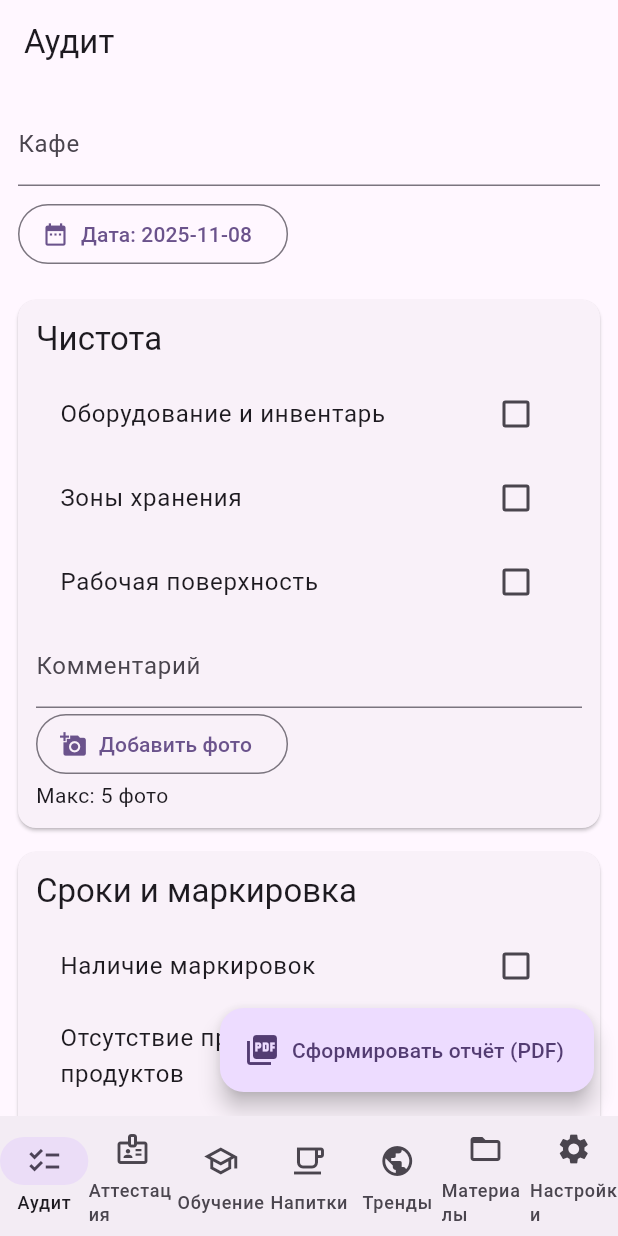
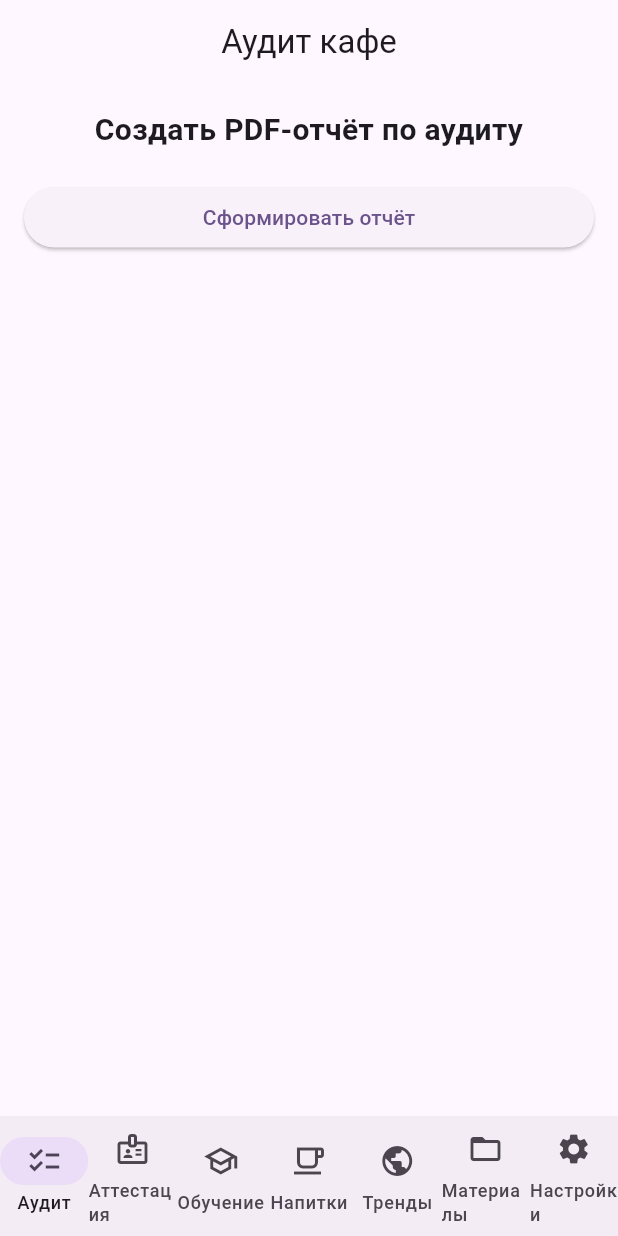
Before and after one commit to sapronov81-ctrl/appforme, a Flutter app: the AuditPage screen opened by its route, on a phone screen of 412 x 824 dp. Run offline on Flutter 3.47's test engine with Material 3 defaults, Android fonts, the phone set to English and light mode, and no system bars; our stand-ins replace go_router, image_picker.

Commit message:
Update audit_page.dart

```diff
--- a/lib/features/audit/audit_page.dart
+++ b/lib/features/audit/audit_page.dart
@@ -1,8 +1,7 @@
 import 'dart:io';
 import 'package:flutter/material.dart';
-import '../../widgets/section_card.dart';
-import '../../widgets/photo_uploader.dart';
-import '../../core/services/pdf_service.dart';
+import 'package:path_provider/path_provider.dart';
+import 'package:barista_pro/core/services/pdf_service.dart';
 
 class AuditPage extends StatefulWidget {
   const AuditPage({super.key});
@@ -12,126 +11,87 @@ class AuditPage extends StatefulWidget {
 }
 
 class _AuditPageState extends State<AuditPage> {
-  final _formKey = GlobalKey<FormState>();
-  final _cafe = TextEditingController();
-  DateTime _date = DateTime.now();
+  // Пример данных аудита
+  final Map<String, dynamic> data = {
+    'Кафе': 'Coffee Lab Downtown',
+    'Дата': DateTime.now().toString().split(' ').first,
+    'Проверил': 'Иван Петров',
+  };
 
-  bool eqClean = false, storageClean = false, surfaceClean = false;
-  String? cleanComment; List<String> cleanPhotos = [];
+  // Фото по категориям
+  final List<File> cleanPhotos = [];
+  final List<File> expiryPhotos = [];
+  final List<File> drinkPhotos = [];
 
-  bool labelsOk = false, noExpired = false, fifoOk = false;
-  String? expComment; List<String> expPhotos = [];
-
-  bool uniform = false, politeness = false, speed = false, standards = false, workplace = false;
-  String? stdComment; List<String> stdPhotos = [];
-
-  final _ground = TextEditingController();
-  final _time = TextEditingController();
-  final _out = TextEditingController();
-  String? espressoComment;
-
-  final _drinkName = TextEditingController();
-  final _drinkVol = TextEditingController();
-  bool dVol=false, dVis=false, dTaste=false, dTemp=false; String? dComment; List<String> dPhotos = [];
-
-  Future<void> _makePdf() async {
-    final data = <String, dynamic>{
-      'Кафе': _cafe.text,
-      'Дата проверки': _date,
-      'Чистота': 'Оборудование:${eqClean?1:0}, Хранение:${storageClean?1:0}, Поверхность:${surfaceClean?1:0}. Комментарий:${cleanComment??''}',
-      'Сроки/маркировка': 'Маркировки:${labelsOk?1:0}, Просрочка:${noExpired?1:0}, FIFO:${fifoOk?1:0}. Комментарий:${expComment??''}',
-      'Стандарты работы': 'Форма:${uniform?1:0}, Вежливость:${politeness?1:0}, Скорость:${speed?1:0}, Стандарты:${standards?1:0}, Организация:${workplace?1:0}. Комментарий:${stdComment??''}',
-      'Рецепт эспрессо': 'Помол, г: ${_ground.text}; Время, с: ${_time.text}; Двойной выход, г: ${_out.text}; Комм: ${espressoComment??''}',
-      'Напиток': 'Название: ${_drinkName.text}; Объём: ${_drinkVol.text}; Оценки: объём ${dVol?1:0}, визуал ${dVis?1:0}, вкус ${dTaste?1:0}, температура ${dTemp?1:0}. Комм:${dComment??''}',
-    };
-
-    final photos = [...cleanPhotos, ...expPhotos, ...stdPhotos, ...dPhotos].map((p) => File(p)).toList();
-
-    final pdf = await PdfService.createAuditPdf(title: 'Отчёт аудита', data: data, photos: photos);
-    if (!mounted) return;
-    ScaffoldMessenger.of(context).showSnackBar(SnackBar(content: Text('PDF создан: ${pdf.path}')));
-  }
+  bool _isLoading = false;
+  File? _pdfFile;
 
   @override
   Widget build(BuildContext context) {
     return Scaffold(
-      appBar: AppBar(title: const Text('Аудит')),
-      body: Form(
-        key: _formKey,
-        child: ListView(
-          padding: const EdgeInsets.only(bottom: 96),
+      appBar: AppBar(
+        title: const Text('Аудит кафе'),
+        centerTitle: true,
+      ),
+      body: Padding(
+        padding: const EdgeInsets.all(16.0),
+        child: Column(
+          crossAxisAlignment: CrossAxisAlignment.stretch,
           children: [
-            Padding(
-              padding: const EdgeInsets.all(12),
-              child: Column(
-                crossAxisAlignment: CrossAxisAlignment.start,
-                children: [
-                  TextFormField(controller: _cafe, decoration: const InputDecoration(labelText: 'Кафе')),
-                  const SizedBox(height: 8),
-                  OutlinedButton.icon(
-                    onPressed: () async {
-                      final d = await showDatePicker(context: context, firstDate: DateTime(2020), lastDate: DateTime(2100), initialDate: _date);
-                      if (d!=null) setState(()=>_date=d);
-                    },
-                    icon: const Icon(Icons.date_range), label: Text('Дата: ${_date.toLocal().toString().split(' ').first}'),
-                  ),
-                ],
+            const Text(
+              'Создать PDF-отчёт по аудиту',
+              style: TextStyle(fontSize: 20, fontWeight: FontWeight.bold),
+              textAlign: TextAlign.center,
+            ),
+            const SizedBox(height: 20),
+            ElevatedButton(
+              onPressed: _isLoading ? null : _generateAuditPdf,
+              child: _isLoading
+                  ? const CircularProgressIndicator()
+                  : const Text('Сформировать отчёт'),
+            ),
+            const SizedBox(height: 20),
+            if (_pdfFile != null)
+              Text(
+                'PDF готов: ${_pdfFile!.path}',
+                style: const TextStyle(color: Colors.green),
               ),
-            ),
-
-            SectionCard(title: 'Чистота', children: [
-              CheckboxListTile(value: eqClean, onChanged: (v)=>setState(()=>eqClean=v??false), title: const Text('Оборудование и инвентарь')),
-              CheckboxListTile(value: storageClean, onChanged: (v)=>setState(()=>storageClean=v??false), title: const Text('Зоны хранения')),
-              CheckboxListTile(value: surfaceClean, onChanged: (v)=>setState(()=>surfaceClean=v??false), title: const Text('Рабочая поверхность')),
-              TextFormField(onChanged: (v)=>cleanComment=v, decoration: const InputDecoration(labelText: 'Комментарий')),
-              PhotoUploader(maxCount: 5, paths: cleanPhotos, onChanged: (p)=>setState(()=>cleanPhotos=[...p])),
-            ]),
-
-            SectionCard(title: 'Сроки и маркировка', children: [
-              CheckboxListTile(value: labelsOk, onChanged: (v)=>setState(()=>labelsOk=v??false), title: const Text('Наличие маркировок')),
-              CheckboxListTile(value: noExpired, onChanged: (v)=>setState(()=>noExpired=v??false), title: const Text('Отсутствие просроченных продуктов')),
-              CheckboxListTile(value: fifoOk, onChanged: (v)=>setState(()=>fifoOk=v??false), title: const Text('Соблюдение FIFO')),
-              TextFormField(onChanged: (v)=>expComment=v, decoration: const InputDecoration(labelText: 'Комментарий')),
-              PhotoUploader(maxCount: 5, paths: expPhotos, onChanged: (p)=>setState(()=>expPhotos=[...p])),
-            ]),
-
-            SectionCard(title: 'Стандарты работы', children: [
-              CheckboxListTile(value: uniform, onChanged: (v)=>setState(()=>uniform=v??false), title: const Text('Чистая форма бариста')),
-              CheckboxListTile(value: politeness, onChanged: (v)=>setState(()=>politeness=v??false), title: const Text('Вежливость')),
-              CheckboxListTile(value: speed, onChanged: (v)=>setState(()=>speed=v??false), title: const Text('Скорость работы')),
-              CheckboxListTile(value: standards, onChanged: (v)=>setState(()=>standards=v??false), title: const Text('Соблюдение рецептур и стандартов')),
-              CheckboxListTile(value: workplace, onChanged: (v)=>setState(()=>workplace=v??false), title: const Text('Организация рабочего места')),
-              TextFormField(onChanged: (v)=>stdComment=v, decoration: const InputDecoration(labelText: 'Комментарий')),
-              PhotoUploader(maxCount: 5, paths: stdPhotos, onChanged: (p)=>setState(()=>stdPhotos=[...p])),
-            ]),
-
-            SectionCard(title: 'Рецепт эспрессо', children: [
-              TextFormField(controller: _ground, keyboardType: TextInputType.number, decoration: const InputDecoration(labelText: 'Вес молотого кофе (г)')),
-              TextFormField(controller: _time, keyboardType: TextInputType.number, decoration: const InputDecoration(labelText: 'Время экстракции (с)')),
-              TextFormField(controller: _out, keyboardType: TextInputType.number, decoration: const InputDecoration(labelText: 'Выход двойного эспрессо (г)')),
-              TextFormField(onChanged: (v)=>espressoComment=v, decoration: const InputDecoration(labelText: 'Комментарий')),
-            ]),
-
-            SectionCard(title: 'Напитки (быстрая проверка одного напитка)', children: [
-              TextFormField(controller: _drinkName, decoration: const InputDecoration(labelText: 'Наименование')),
-              TextFormField(controller: _drinkVol, decoration: const InputDecoration(labelText: 'Объём')),
-              CheckboxListTile(value: dVol, onChanged: (v)=>setState(()=>dVol=v??false), title: const Text('Объём')),
-              CheckboxListTile(value: dVis, onChanged: (v)=>setState(()=>dVis=v??false), title: const Text('Визуал')),
-              CheckboxListTile(value: dTaste, onChanged: (v)=>setState(()=>dTaste=v??false), title: const Text('Вкус')),
-              CheckboxListTile(value: dTemp, onChanged: (v)=>setState(()=>dTemp=v??false), title: const Text('Температура')),
-              TextFormField(onChanged: (v)=>dComment=v, decoration: const InputDecoration(labelText: 'Комментарий')),
-              PhotoUploader(maxCount: 6, paths: dPhotos, onChanged: (p)=>setState(()=>dPhotos=[...p])),
-            ]),
-
-            const SizedBox(height: 12),
           ],
         ),
       ),
-      floatingActionButton: FloatingActionButton.extended(
-        onPressed: _makePdf,
-        icon: const Icon(Icons.picture_as_pdf),
-        label: const Text('Сформировать отчёт (PDF)'),
-      ),
     );
   }
+
+  Future<void> _generateAuditPdf() async {
+    setState(() => _isLoading = true);
+
+    try {
+      // Создаём Map для фото по секциям
+      final Map<String, List<File>> photos = {
+        'Чистота': cleanPhotos,
+        'Сроки годности и маркировка': expiryPhotos,
+        'Напитки': drinkPhotos,
+      };
+
+      // Генерация PDF
+      final pdf = await PdfService.createAuditPdf(
+        title: 'Отчёт аудита',
+        data: data,
+        photos: photos,
+      );
+
+      // Сохраняем результат
+      final dir = await getApplicationDocumentsDirectory();
+      final newPath = '${dir.path}/audit_result.pdf';
+      final savedFile = await pdf.copy(newPath);
+
+      setState(() {
+        _pdfFile = savedFile;
+        _isLoading = false;
+      });
+    } catch (e) {
+      debugPrint('Ошибка PDF: $e');
+      setState(() => _isLoading = false);
+    }
+  }
 }
```
